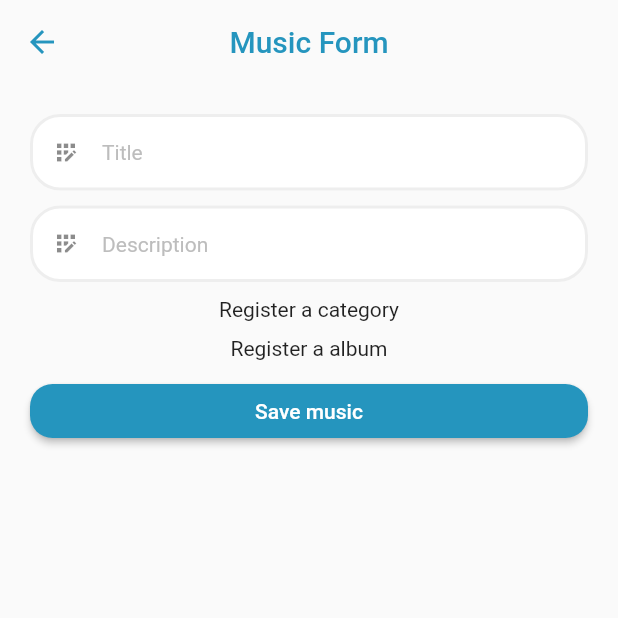
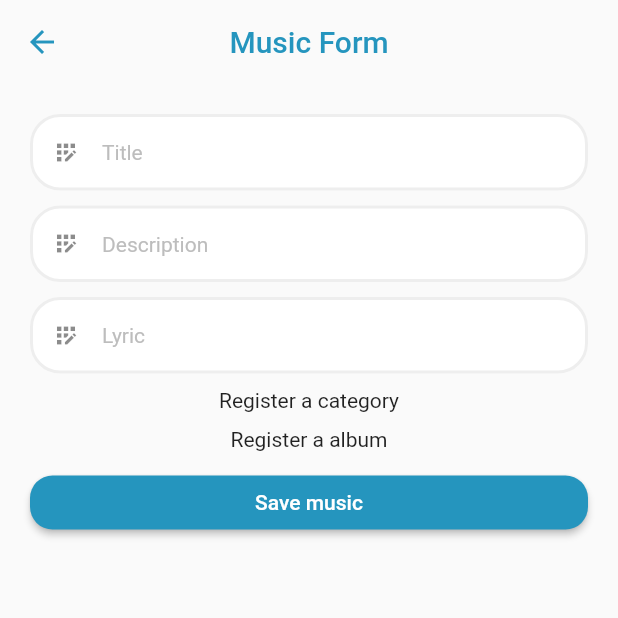
Before and after one commit to RegisSalesRA/flutter_sqflite, a Flutter app: the MusicScreenForm screen opened directly, on a phone screen of 412 x 824 dp, the top half of it. Run offline on Flutter 3.47's test engine with Material 2 defaults, Android fonts, the phone set to English and light mode, and no system bars; our stand-ins replace like_button, sqflite; accounts and stored records are empty.

Commit message:
Insert lyrics field

```diff
--- a/lib/data/database_service.dart
+++ b/lib/data/database_service.dart
@@ -45,6 +45,7 @@ class DatabaseService {
             id INTEGER PRIMARY KEY AUTOINCREMENT,
             name VARCHAR,
             description TEXT,
+            lyric TEXT,
             isFavorite BOOLEAN DEFAULT 0,
             data DATETIME,
             categoryId INT,
--- a/lib/main.dart
+++ b/lib/main.dart
@@ -1,5 +1,6 @@
 import 'package:flutter/material.dart';
 import 'package:flutter_sqlite/config/app_theme.dart';
+
 void main() {
   runApp(const App());
 }
--- a/lib/model/music.dart
+++ b/lib/model/music.dart
@@ -2,6 +2,7 @@ class Music {
   int? id;
   String? name;
   String? description;
+  String? lyric;
   int? isFavorite;
   int? categoryId;
   int? albumId;
@@ -10,6 +11,7 @@ class Music {
     this.id,
     this.name,
     this.description,
+    this.lyric,
     this.isFavorite,
     this.categoryId,
     this.albumId,
@@ -20,6 +22,7 @@ class Music {
         id: json["id"],
         name: json["name"],
         description: json["description"],
+        lyric: json["lyric"],
         isFavorite: json["isFavorite"],
         categoryId: json["categoryId"],
         albumId: json["albumId"],
@@ -30,6 +33,7 @@ class Music {
         "id": id,
         "name": name,
         "description": description,
+        "lyric": lyric,
         "isFavorite": isFavorite,
         "categoryId": categoryId,
         "albumId": albumId,
--- a/lib/src/modules/music/music_detail_screen.dart
+++ b/lib/src/modules/music/music_detail_screen.dart
@@ -156,7 +156,7 @@ class _DetailScreenState extends State<DetailScreen> {
                                 child: SingleChildScrollView(
                                   physics: const BouncingScrollPhysics(),
                                   child: Text(
-                                    widget.music.description!,
+                                    widget.music.lyric!,
                                     style: const TextStyle(
                                         color: Palette.primaryColorLight),
                                   ),
--- a/lib/src/modules/music/music_form.dart
+++ b/lib/src/modules/music/music_form.dart
@@ -20,6 +20,7 @@ class _MusicScreenFormState extends State<MusicScreenForm> {
   final formMusic = GlobalKey<FormState>();
   final nameController = TextEditingController();
   final descriptionController = TextEditingController();
+  final lyricController = TextEditingController();
   final categorySelected = TextEditingController();
   final albumSelected = TextEditingController();
   int? categoryId = 0;
@@ -44,6 +45,7 @@ class _MusicScreenFormState extends State<MusicScreenForm> {
               Music(
                 name: nameController.text,
                 description: descriptionController.text,
+                lyric: lyricController.text,
                 categoryId: categoryId,
                 albumId: albumId,
                 data: DateTime.now().toString(),
@@ -53,6 +55,7 @@ class _MusicScreenFormState extends State<MusicScreenForm> {
               id: widget.music!.id!,
               name: nameController.text,
               description: descriptionController.text,
+              lyric: lyricController.text,
               categoryId: categoryId,
               albumId: albumId,
               data: DateTime.now().toString(),
@@ -67,6 +70,7 @@ class _MusicScreenFormState extends State<MusicScreenForm> {
     if (widget.music != null) {
       nameController.text = widget.music!.name!;
       descriptionController.text = widget.music!.description!;
+      lyricController.text = widget.music!.lyric!;
       categoryId = widget.music?.categoryId;
       albumId = widget.music?.albumId;
     }
@@ -78,6 +82,7 @@ class _MusicScreenFormState extends State<MusicScreenForm> {
   void dispose() {
     nameController.dispose();
     descriptionController.dispose();
+    lyricController.dispose();
     super.dispose();
   }
 
@@ -123,6 +128,20 @@ class _MusicScreenFormState extends State<MusicScreenForm> {
                     validator: (value) {
                       if (value == null || value == "") {
                         return "Description can not be null or empty";
+                      }
+                      return null;
+                    },
+                  ),
+                  const SizedBox(
+                    height: 10,
+                  ),
+                  CustomTextFormWidget(
+                    hintText: 'Lyric',
+                    controller: lyricController,
+                    icon: Icons.app_registration_sharp,
+                    validator: (value) {
+                      if (value == null || value == "") {
+                        return "Lyric can not be null or empty";
                       }
                       return null;
                     },
@@ -236,7 +255,6 @@ class _MusicScreenFormState extends State<MusicScreenForm> {
                   ElevatedButton(
                     style: ElevatedButton.styleFrom(
                       shape: RoundedRectangleBorder(
-
                         borderRadius: BorderRadius.circular(15),
                       ),
                     ),
```
